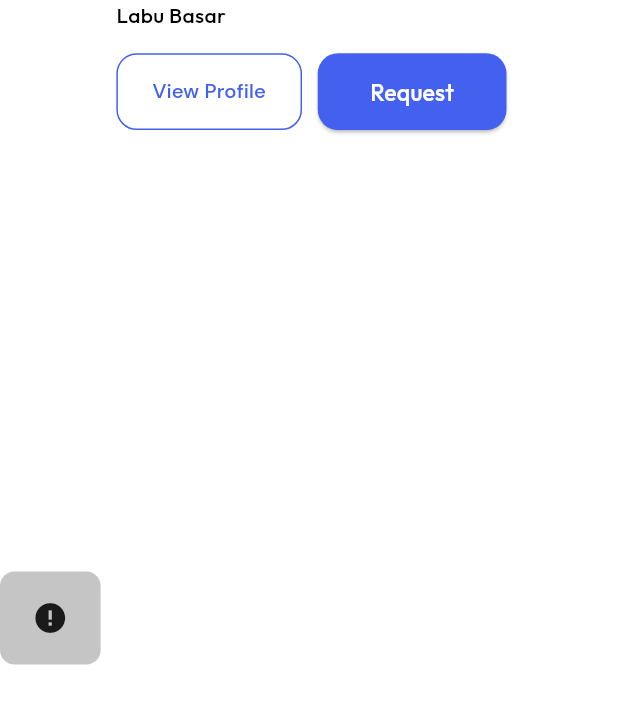
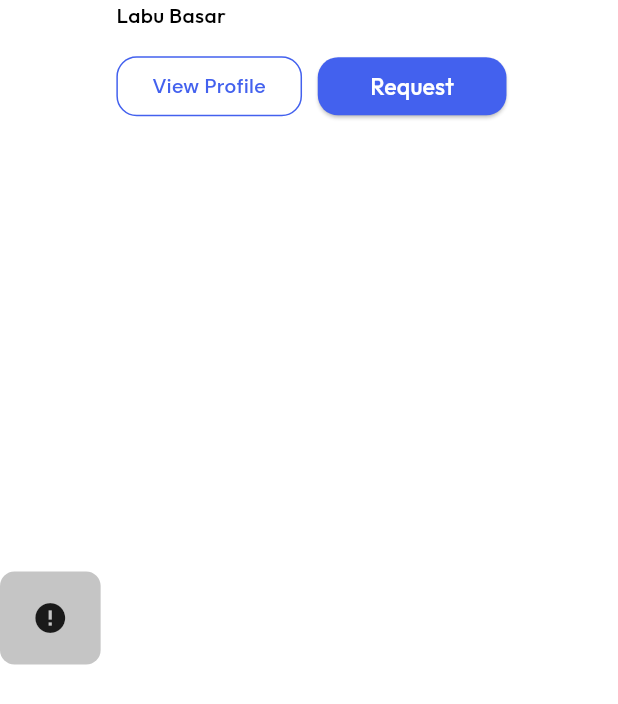
Before and after one commit to alfayej55/Jobless, a Flutter app: the FriendRequestCard widget shown alone on an empty page, opened directly, on a phone screen of 412 x 824 dp. Shown: the top 704 px of the screen. Run offline on Flutter 3.47's test engine with Material 3 defaults, Android fonts, the phone set to English and light mode, and no system bars; drawn by our look-alikes of cached_network_image; our stand-ins replace animated_notch_bottom_bar, flutter_screenutil, flutter_spinkit, flutter_svg, get, image_picker and 4 more; accounts and stored records are empty; network calls fail.

Commit message:
Group search done

```diff
--- a/lib/views/screen/Home/search_screen.dart
+++ b/lib/views/screen/Home/search_screen.dart
@@ -73,7 +73,6 @@ class SearchScreen extends StatelessWidget {
                   for (String tab in tabbarList) Tab(text: tab.tr),
                 ],
               ),
-              SizedBox(height: 16.h),
 
               /// Tab Bar View
               Expanded(
--- a/lib/views/screen/Widget/friend_request_card.dart
+++ b/lib/views/screen/Widget/friend_request_card.dart
@@ -27,19 +27,22 @@ class FriendRequestCard extends StatelessWidget {
 
                 Text("Labu Basar",style: AppStyles.customSize(size:14,fontWeight: FontWeight.w500,family: "Schuyler",),),
 
-                SizedBox(height:16.h,),
+                SizedBox(height:14.h),
                 Row(
                   children: [
                     CustomOutlineButton(
                         onTap: (){},
                         width: 110.w,
+                        height: 40,
                         text: 'View Profile',
                       textStyle: AppStyles.h5(),
                     ),
                     SizedBox(width: 10.w,),
+
                     CustomButton(
                         onTap: (){},
                         width:120.w,
+                        height: 40.h,
                         text: "Request")
                   ],
                 )
```
Also changed, not shown: lib/views/screen/Home/group_suggested.dart (+49 -20 lines).
